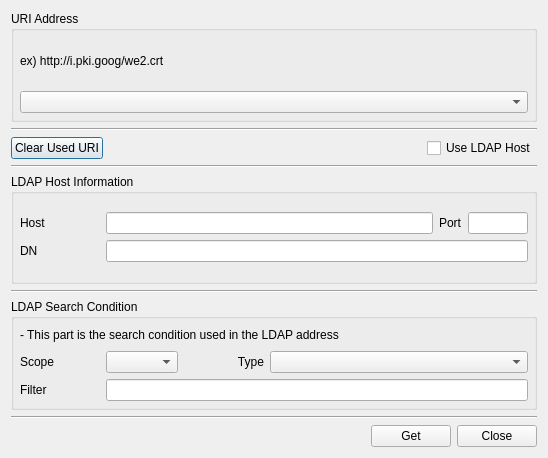
Qt form CertMan/get_uri_dlg.ui (jykim74/CertMan) before a commit.
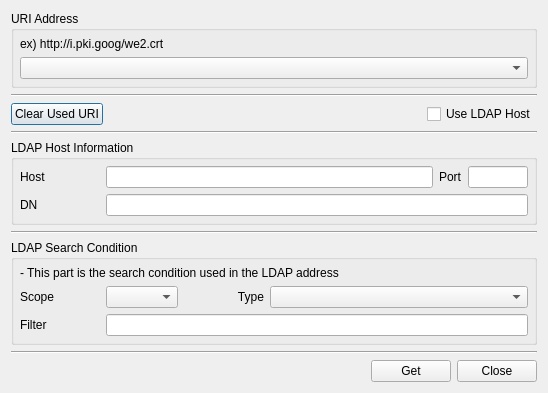
The same form after that commit.

```diff
--- a/CertMan/get_uri_dlg.ui
+++ b/CertMan/get_uri_dlg.ui
@@ -7,7 +7,7 @@
     <x>0</x>
     <y>0</y>
     <width>548</width>
-    <height>458</height>
+    <height>390</height>
    </rect>
   </property>
   <property name="windowTitle">
```
